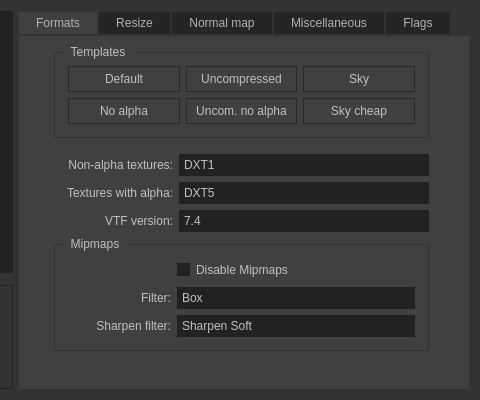
First picture: the form in ui/conversiondialog.ui, repository Dima-369/VMT-Editor, before the edit; both pictures show x 384 to 864 and y 0 to 400 of the 864 by 400 pixel window.
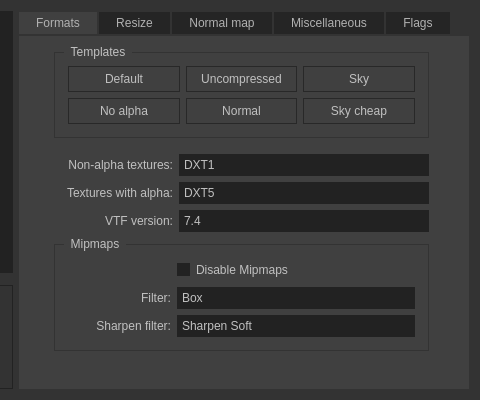
Second picture: the form after the edit. Icons and pictures are not drawn.

Commit message: Remove sharpen filter for normal maps

The edit to the form file:
```diff
--- a/ui/conversiondialog.ui
+++ b/ui/conversiondialog.ui
@@ -1497,7 +1497,7 @@
              </size>
             </property>
             <property name="text">
-             <string>Uncom. no alpha</string>
+             <string>Normal</string>
             </property>
            </widget>
           </item>
```
The commit also changes 3 other files.
